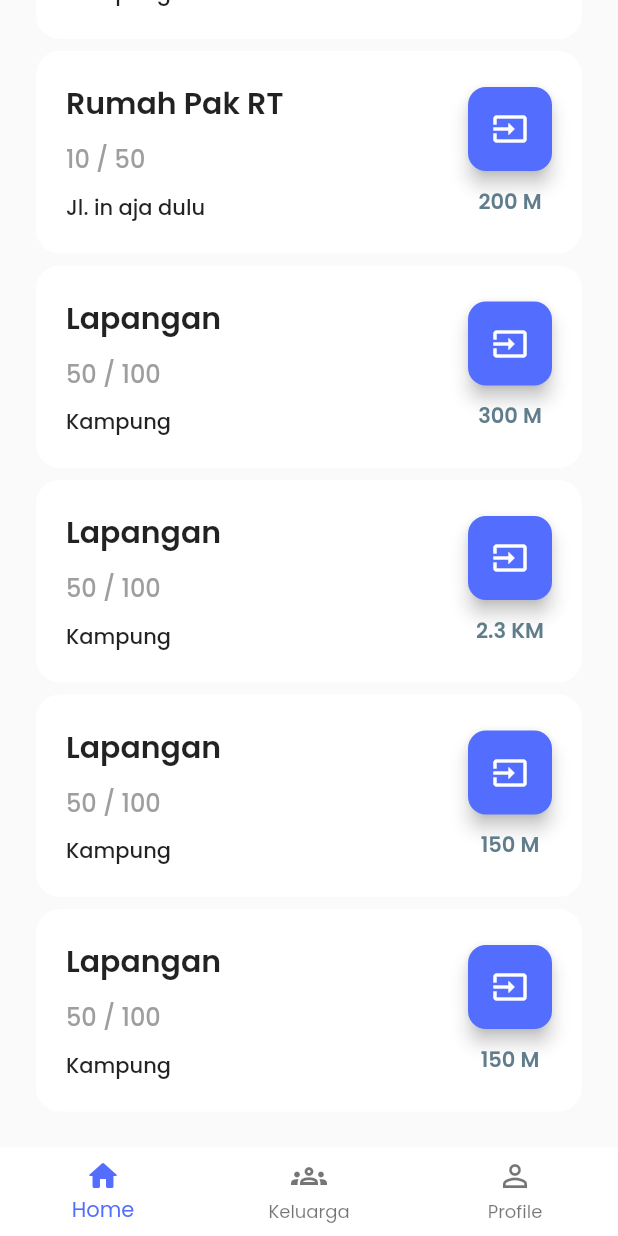
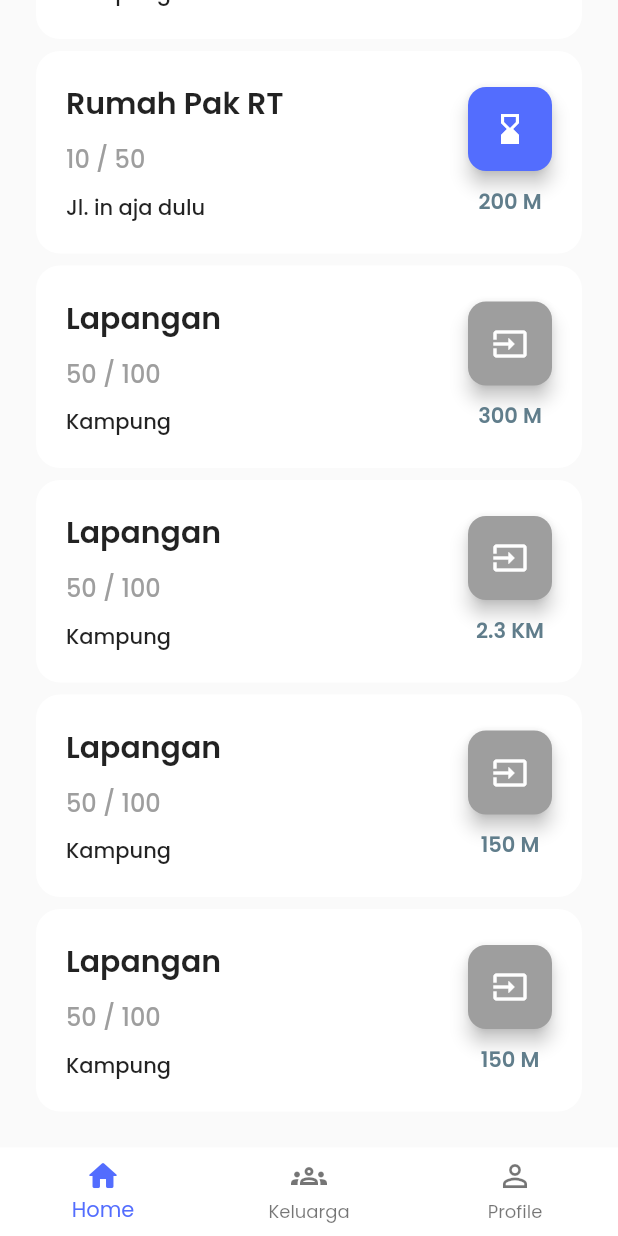
Before and after one commit to RevDonz/sipenca_mobile, a Flutter app: the screen it shows after launch, scrolled down 274 dp, after a tap on the "input" icon, on a phone screen of 412 x 824 dp. Run offline on Flutter 3.47's test engine with Material 2 defaults, Android fonts, the phone set to English and light mode, and no system bars; our stand-ins replace flutter_svg; network calls fail.

Commit message:
add button function

```diff
--- a/lib/screens/warga/home.dart
+++ b/lib/screens/warga/home.dart
@@ -15,48 +15,57 @@ class _HomePageState extends State<HomePage> {
       "kapasitas": 100,
       "kapasitasTersisa": 50,
       "alamat": "Kampung Durian Runtuh",
-      "jarak": 1500
+      "jarak": 1500,
+      "isBooking": false
     },
     {
       "nama": "Rumah Pak RT",
       "kapasitas": 50,
       "kapasitasTersisa": 10,
       "alamat": "Jl. in aja dulu",
-      "jarak": 200
+      "jarak": 200,
+      "isBooking": false
     },
     {
       "nama": "Lapangan",
       "kapasitas": 100,
       "kapasitasTersisa": 50,
       "alamat": "Kampung",
-      "jarak": 300
+      "jarak": 300,
+      "isBooking": false
     },
     {
       "nama": "Lapangan",
       "kapasitas": 100,
       "kapasitasTersisa": 50,
       "alamat": "Kampung",
-      "jarak": 2300
+      "jarak": 2300,
+      "isBooking": false
     },
     {
       "nama": "Lapangan",
       "kapasitas": 100,
       "kapasitasTersisa": 50,
       "alamat": "Kampung",
-      "jarak": 150
+      "jarak": 150,
+      "isBooking": false
     },
     {
       "nama": "Lapangan",
       "kapasitas": 100,
       "kapasitasTersisa": 50,
       "alamat": "Kampung",
-      "jarak": 150
+      "jarak": 150,
+      "isBooking": false
     },
   ];
+
+  bool isBooking = false;
 
   @override
   Widget build(BuildContext context) {
     return Scaffold(
+
         // backgroundColor: Colors.grey.shade50,
         body: SafeArea(
       child: SingleChildScrollView(
@@ -205,13 +214,27 @@ class _HomePageState extends State<HomePage> {
                               ),
                               Column(children: [
                                 FloatingActionButton(
-                                  onPressed: () {},
-                                  backgroundColor: Colors.indigoAccent,
+                                  onPressed: isBooking &&
+                                          !DataPengungsian[index]["isBooking"]
+                                      ? () {}
+                                      : () {
+                                          setState(() {
+                                            isBooking = true;
+                                            DataPengungsian[index]
+                                                ["isBooking"] = true;
+                                          });
+                                        },
+                                  backgroundColor: isBooking &&
+                                          !DataPengungsian[index]["isBooking"]
+                                      ? Colors.grey
+                                      : Colors.indigoAccent,
                                   elevation: 5,
                                   shape: const RoundedRectangleBorder(
                                       borderRadius: BorderRadius.all(
                                           Radius.circular(12))),
-                                  child: const Icon(Icons.input),
+                                  child: DataPengungsian[index]["isBooking"]
+                                      ? Icon(Icons.hourglass_bottom)
+                                      : Icon(Icons.input),
                                 ),
                                 const SizedBox(
                                   height: 10,
@@ -293,10 +316,15 @@ class DetailPengungsian extends StatelessWidget {
                         iconSize: 30,
                         splashRadius: 25,
                         onPressed: () {},
-                        icon: const Icon(
-                            // Icons.notifications_none_rounded,
-                            Icons.home_outlined,
-                            color: Colors.indigo),
+                        icon: data["isBooking"]
+                            ? const Icon(
+                                // Icons.notifications_none_rounded,
+                                Icons.home,
+                                color: Colors.indigoAccent)
+                            : const Icon(
+                                // Icons.notifications_none_rounded,
+                                Icons.home_outlined,
+                                color: Colors.indigoAccent),
                       ),
                     ],
                   ),
```
